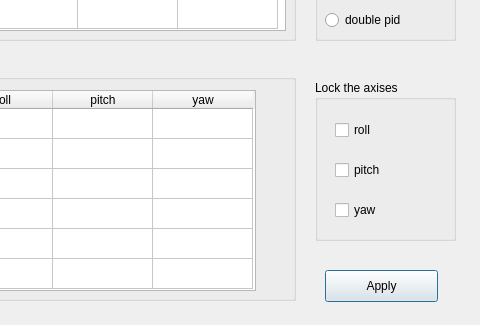
Qt form tunner_gui.ui (sungho2574/drone-find-pid-gain-with-ga) before a commit; both pictures show x 125 to 605 and y 100 to 425 of the 605 by 425 pixel window.
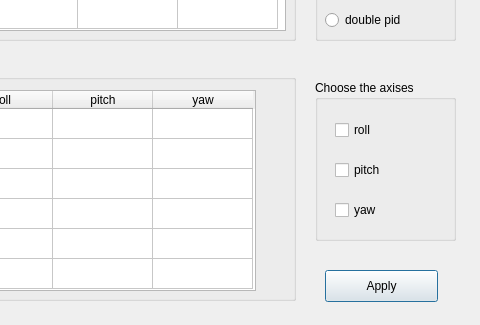
The same form after that commit.

```diff
--- a/tunner_gui.ui
+++ b/tunner_gui.ui
@@ -151,7 +151,7 @@
     </rect>
    </property>
    <property name="title">
-    <string>Lock the axises</string>
+    <string>Choose the axises</string>
    </property>
    <widget class="QCheckBox" name="lock_roll">
     <property name="geometry">
```
Left out of the diff: 10 changed lines with no effect on the pictures.
